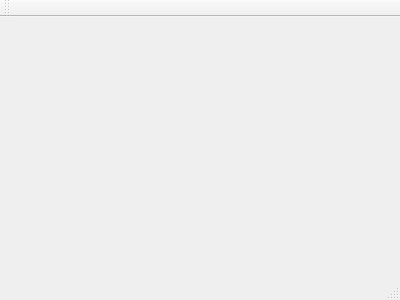
Above: mainwindow.ui from RoverURC/DynamixelServo before the change. Below: the same form after it.
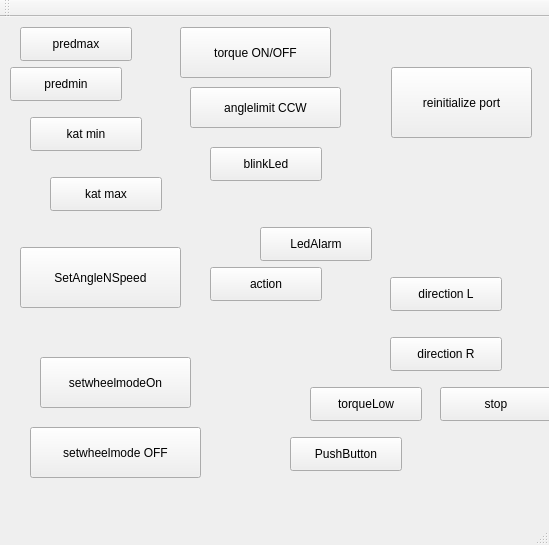
That is the form after the change.

Diff of the .ui file:
```diff
--- a/mainwindow.ui
+++ b/mainwindow.ui
@@ -1,24 +1,274 @@
 <ui version="4.0">
  <class>MainWindow</class>
- <widget class="QMainWindow" name="MainWindow" >
-  <property name="geometry" >
+ <widget class="QMainWindow" name="MainWindow">
+  <property name="geometry">
    <rect>
     <x>0</x>
     <y>0</y>
-    <width>400</width>
-    <height>300</height>
+    <width>549</width>
+    <height>545</height>
    </rect>
   </property>
   <property name="windowTitle" >
    <string>MainWindow</string>
   </property>
-  <widget class="QMenuBar" name="menuBar" />
-  <widget class="QToolBar" name="mainToolBar" />
-  <widget class="QWidget" name="centralWidget" />
-  <widget class="QStatusBar" name="statusBar" />
+  <widget class="QWidget" name="centralWidget">
+   <widget class="QPushButton" name="pushButtonVMax">
+    <property name="geometry">
+     <rect>
+      <x>20</x>
+      <y>10</y>
+      <width>112</width>
+      <height>34</height>
+     </rect>
+    </property>
+    <property name="text">
+     <string>predmax</string>
+    </property>
+   </widget>
+   <widget class="QPushButton" name="pushButtonVmin">
+    <property name="geometry">
+     <rect>
+      <x>10</x>
+      <y>50</y>
+      <width>112</width>
+      <height>34</height>
+     </rect>
+    </property>
+    <property name="text">
+     <string>predmin</string>
+    </property>
+   </widget>
+   <widget class="QPushButton" name="pushButtonAngleMIN">
+    <property name="geometry">
+     <rect>
+      <x>30</x>
+      <y>100</y>
+      <width>112</width>
+      <height>34</height>
+     </rect>
+    </property>
+    <property name="text">
+     <string>kat min</string>
+    </property>
+   </widget>
+   <widget class="QPushButton" name="pushButtonAngleMax">
+    <property name="geometry">
+     <rect>
+      <x>50</x>
+      <y>160</y>
+      <width>112</width>
+      <height>34</height>
+     </rect>
+    </property>
+    <property name="text">
+     <string>kat max</string>
+    </property>
+   </widget>
+   <widget class="QPushButton" name="pushButton_torque">
+    <property name="geometry">
+     <rect>
+      <x>180</x>
+      <y>10</y>
+      <width>151</width>
+      <height>51</height>
+     </rect>
+    </property>
+    <property name="text">
+     <string>torque ON/OFF</string>
+    </property>
+   </widget>
+   <widget class="QPushButton" name="pushButton_ccwwanglelimit">
+    <property name="geometry">
+     <rect>
+      <x>190</x>
+      <y>70</y>
+      <width>151</width>
+      <height>41</height>
+     </rect>
+    </property>
+    <property name="text">
+     <string>anglelimit CCW</string>
+    </property>
+   </widget>
+   <widget class="QPushButton" name="pushButton_blinkLed">
+    <property name="geometry">
+     <rect>
+      <x>210</x>
+      <y>130</y>
+      <width>112</width>
+      <height>34</height>
+     </rect>
+    </property>
+    <property name="text">
+     <string>blinkLed</string>
+    </property>
+   </widget>
+   <widget class="QPushButton" name="pushButtonAngleNSpeed">
+    <property name="geometry">
+     <rect>
+      <x>20</x>
+      <y>230</y>
+      <width>161</width>
+      <height>61</height>
+     </rect>
+    </property>
+    <property name="text">
+     <string>SetAngleNSpeed</string>
+    </property>
+   </widget>
+   <widget class="QPushButton" name="pushButton_action">
+    <property name="geometry">
+     <rect>
+      <x>210</x>
+      <y>250</y>
+      <width>112</width>
+      <height>34</height>
+     </rect>
+    </property>
+    <property name="text">
+     <string>action</string>
+    </property>
+   </widget>
+   <widget class="QPushButton" name="pushButton">
+    <property name="geometry">
+     <rect>
+      <x>260</x>
+      <y>210</y>
+      <width>112</width>
+      <height>34</height>
+     </rect>
+    </property>
+    <property name="text">
+     <string>LedAlarm</string>
+    </property>
+   </widget>
+   <widget class="QPushButton" name="pushButton_wheelmode">
+    <property name="geometry">
+     <rect>
+      <x>40</x>
+      <y>340</y>
+      <width>151</width>
+      <height>51</height>
+     </rect>
+    </property>
+    <property name="text">
+     <string>setwheelmodeOn</string>
+    </property>
+   </widget>
+   <widget class="QPushButton" name="pushButton_wheelmodeOFF">
+    <property name="geometry">
+     <rect>
+      <x>30</x>
+      <y>410</y>
+      <width>171</width>
+      <height>51</height>
+     </rect>
+    </property>
+    <property name="text">
+     <string>setwheelmode OFF</string>
+    </property>
+   </widget>
+   <widget class="QPushButton" name="pushButton_torqueLow">
+    <property name="geometry">
+     <rect>
+      <x>310</x>
+      <y>370</y>
+      <width>112</width>
+      <height>34</height>
+     </rect>
+    </property>
+    <property name="text">
+     <string>torqueLow</string>
+    </property>
+   </widget>
+   <widget class="QPushButton" name="pushButton_wheelmodeon">
+    <property name="geometry">
+     <rect>
+      <x>290</x>
+      <y>420</y>
+      <width>112</width>
+      <height>34</height>
+     </rect>
+    </property>
+    <property name="text">
+     <string>PushButton</string>
+    </property>
+   </widget>
+   <widget class="QPushButton" name="pushButton_dir_L">
+    <property name="geometry">
+     <rect>
+      <x>390</x>
+      <y>260</y>
+      <width>112</width>
+      <height>34</height>
+     </rect>
+    </property>
+    <property name="text">
+     <string>direction L</string>
+    </property>
+   </widget>
+   <widget class="QPushButton" name="pushButton_dir_R">
+    <property name="geometry">
+     <rect>
+      <x>390</x>
+      <y>320</y>
+      <width>112</width>
+      <height>34</height>
+     </rect>
+    </property>
+    <property name="text">
+     <string>direction R</string>
+    </property>
+   </widget>
+   <widget class="QPushButton" name="pushButton_stop">
+    <property name="geometry">
+     <rect>
+      <x>440</x>
+      <y>370</y>
+      <width>112</width>
+      <height>34</height>
+     </rect>
+    </property>
+    <property name="text">
+     <string>stop</string>
+    </property>
+   </widget>
+   <widget class="QPushButton" name="pushButton_reinitialize_Port">
+    <property name="geometry">
+     <rect>
+      <x>391</x>
+      <y>50</y>
+      <width>141</width>
+      <height>71</height>
+     </rect>
+    </property>
+    <property name="text">
+     <string>reinitialize port</string>
+    </property>
+   </widget>
+  </widget>
+  <widget class="QMenuBar" name="menuBar">
+   <property name="geometry">
+    <rect>
+     <x>0</x>
+     <y>0</y>
+     <width>549</width>
+     <height>31</height>
+    </rect>
+   </property>
+  </widget>
+  <widget class="QToolBar" name="mainToolBar">
+   <attribute name="toolBarArea">
+    <enum>TopToolBarArea</enum>
+   </attribute>
+   <attribute name="toolBarBreak">
+    <bool>false</bool>
+   </attribute>
+  </widget>
+  <widget class="QStatusBar" name="statusBar"/>
  </widget>
- <layoutDefault spacing="6" margin="11" />
- <pixmapfunction></pixmapfunction>
+ <layoutdefault spacing="6" margin="11"/>
  <resources/>
  <connections/>
 </ui>
```
Left out of the diff: 3 changed lines with no effect on the pictures.
